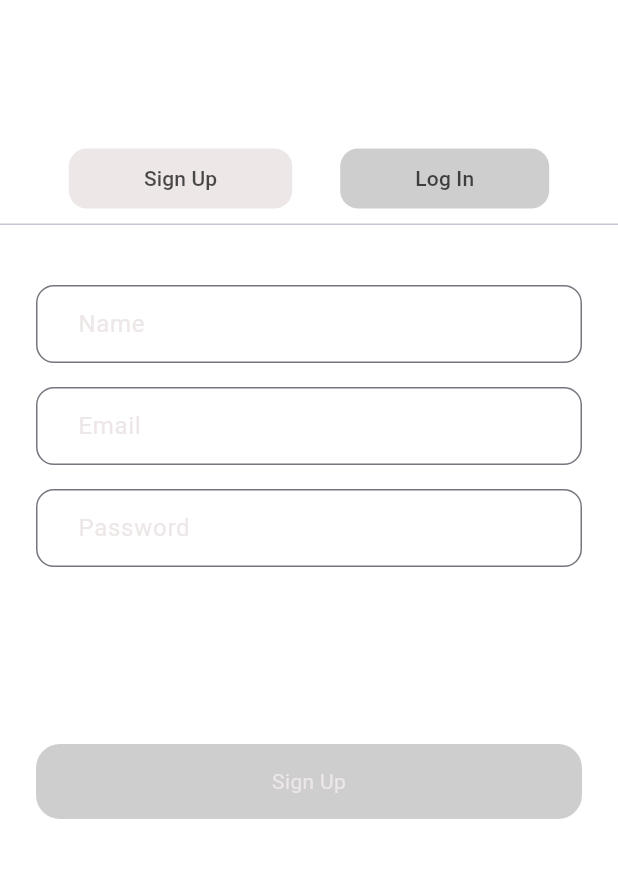
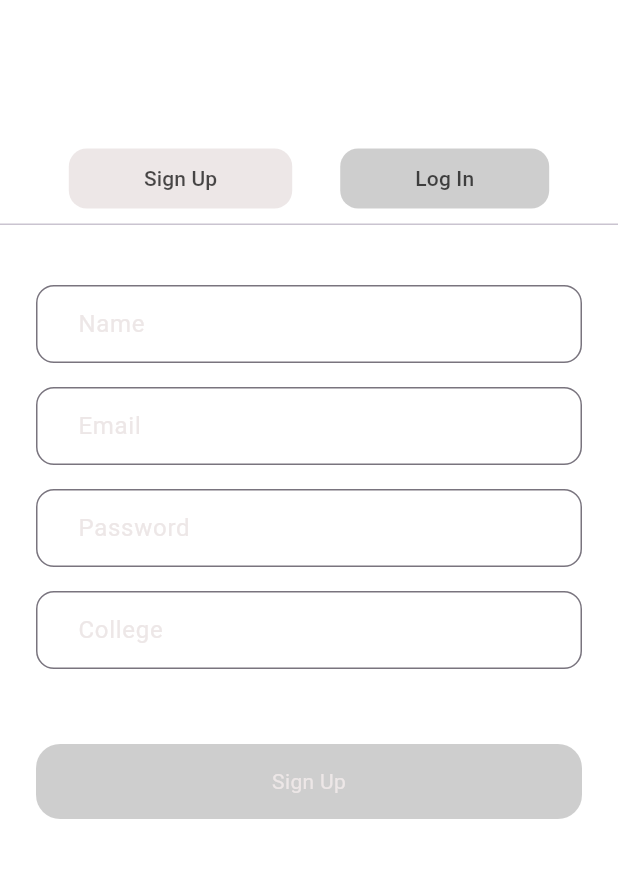
Before and after one commit to imhrsit/CritiQ-RateMyProject, a Flutter app: the AuthScreen screen opened directly, on a phone screen of 412 x 824 dp, the part 273-1151 px from its top. Run offline on Flutter 3.47's test engine with Material 3 defaults, Android fonts, the phone set to English and light mode, and no system bars; our stand-ins replace file_picker, persistent_bottom_nav_bar_v2, shared_preferences, syncfusion_flutter_gauges; accounts and stored records are empty.

Commit message:
major bug fixes and logo added

```diff
--- a/lib/models/user_model.dart
+++ b/lib/models/user_model.dart
@@ -6,13 +6,15 @@ class User {
   final String name;
   final String token;
   final String password;
+  final String college;
 
   User(
       {required this.id,
       required this.email,
       required this.name,
       required this.token,
-      required this.password});
+      required this.password,
+      required this.college});
 
   Map<String, dynamic> toMap() {
     return <String, dynamic>{
@@ -20,6 +22,7 @@ class User {
       'name': name,
       'token': token,
       'password': password,
+      'college': college,
     };
   }
 
@@ -30,6 +33,7 @@ class User {
         name: map['name'] as String,
         token: map['token'] as String,
         password: map['password'] as String,
+        college: map['college'] as String,
     );
   }
 
--- a/lib/providers/user_provider.dart
+++ b/lib/providers/user_provider.dart
@@ -7,7 +7,8 @@ class UserProvider extends ChangeNotifier {
     email: '',
     name: '',
     token: '',
-    password: '');
+    password: '',
+    college: '',);
   User get user => _user;
 
   void setUser(String user) {
--- a/lib/screens/auth/auth_screen.dart
+++ b/lib/screens/auth/auth_screen.dart
@@ -15,6 +15,7 @@ class _AuthScreenState extends State<AuthScreen> with TickerProviderStateMixin {
   TextEditingController emailController = TextEditingController();
   TextEditingController passwordController = TextEditingController();
   TextEditingController nameController = TextEditingController();
+  TextEditingController collegeController = TextEditingController();
   int activeTabIndex = 0;
 
   @override
@@ -124,7 +125,8 @@ class _AuthScreenState extends State<AuthScreen> with TickerProviderStateMixin {
                     Signup(
                         emailController: emailController,
                         passwordController: passwordController,
-                        nameController: nameController),
+                        nameController: nameController,
+                        collegeController: collegeController),
                     Login(
                         emailController: emailController,
                         passwordController: passwordController),
--- a/lib/screens/auth/signup_screen.dart
+++ b/lib/screens/auth/signup_screen.dart
@@ -9,11 +9,13 @@ class Signup extends StatefulWidget {
       {super.key,
       required this.emailController,
       required this.passwordController,
-      required this.nameController});
+      required this.nameController,
+      required this.collegeController});
 
   final TextEditingController emailController;
   final TextEditingController passwordController;
   final TextEditingController nameController;
+  final TextEditingController collegeController;
   final AuthService authService = AuthService();
 
   void signupUser(BuildContext context){
@@ -22,6 +24,7 @@ class Signup extends StatefulWidget {
       email: emailController.text,
       name: nameController.text,
       password: passwordController.text,
+      college: collegeController.text,
     );
   }
 
@@ -61,6 +64,15 @@ class _SignupState extends State<Signup> {
             keyboardType: TextInputType.visiblePassword,
             textStyle: TextStyle(color: kwhite),
           ),
+          const SizedBox(
+            height: 16,
+          ),
+          CustomTextfield(
+            controller: widget.collegeController,
+            hinttext: "College",
+            keyboardType: TextInputType.name,
+            textStyle: TextStyle(color: kwhite),
+          ),
           const Spacer(flex: 2),
           GestureDetector(
             onTap: () {
--- a/lib/screens/userProfile/comingup.dart
+++ b/lib/screens/userProfile/comingup.dart
@@ -41,7 +41,7 @@ class ComingUpScreen extends StatelessWidget {
         body: const Padding(
           padding: EdgeInsets.all(10),
           child: Text(
-            'Elevate your hackathons and competitions with Critiq`s innovative new feature! Create dedicated competitions within the app, eliminating the need for cumbersome dev folios or Google Forms. Our AI-powered evaluation system will automatically assess projects based on your custom criteria, ensuring a fair and transparent judging process. Winners will be crowned with confidence, and detailed credits will be awarded for each category, fostering healthy competition and recognizing individual achievements. Stay tuned for this game-changing update!',
+            'Elevate your hackathons and competitions with CritiQ`s innovative new feature! Create dedicated competitions within the app, eliminating the need for cumbersome devfolios or Google Form submissions. Our AI-powered evaluation system will automatically assess projects based on your custom criteria, ensuring a fair and transparent judging process. Winners will be crowned with confidence, and detailed credits will be awarded for each category, fostering healthy competition and recognizing individual achievements. Stay tuned for this game-changing update!',
             style: TextStyle(
               color: kwhite,
               fontSize: 20,
--- a/lib/screens/userProfile/privacyPolicy.dart
+++ b/lib/screens/userProfile/privacyPolicy.dart
@@ -41,7 +41,7 @@ class PrivacyPolicyScreen extends StatelessWidget {
         body: const Padding(
           padding: EdgeInsets.all(10),
           child: Text(
-            'Critiq is committed to protecting your privacy. We collect the following information: project URLs or APK files you submit for analysis. This data is used solely to power our AI analysis and is not shared with third parties for any purpose other than improving our service. We do not collect any personally identifiable information from you unless you voluntarily provide it. You have the right to request access to, correction of, or deletion of your submitted project data. Critiq will retain your data for as long as necessary to provide and improve our service, but we will delete it upon your request.',
+            'CritiQ is committed to protecting your privacy. We collect the following information: Project URLs or APK files you submit for analysis. This data is used solely to power our AI analysis and is not shared with third parties for any purpose other than improving our service. We do not collect any personally identifiable information from you unless you voluntarily provide it. You have the right to request access to, correction of, or deletion of your submitted project data. CritiQ will retain your data for as long as necessary to provide and improve our service, but we will delete it upon your request.',
             style: TextStyle(
               color: kwhite,
               fontSize: 20,
--- a/lib/screens/userProfile/termsCond.dart
+++ b/lib/screens/userProfile/termsCond.dart
@@ -41,7 +41,7 @@ class TermsConditionScreen extends StatelessWidget {
         body: const Padding(
           padding: EdgeInsets.all(10),
           child: Text(
-            'By using Critiq, you agree to the following terms: Critiq is an AI-powered app that analyzes projects submitted via URL or APK and provides automated ratings and reviews. Critiq does not guarantee the accuracy or completeness of its AI-generated assessments, which are for informational purposes only and should not be considered professional advice. You are solely responsible for the content you submit and its compliance with all applicable laws and regulations. Critiq reserves the right to modify or discontinue the service at any time without notice. Your use of Critiq constitutes acceptance of these terms and conditions.',
+            'By using CritiQ, you agree to the following terms: CritiQ is an AI-powered app that analyzes projects submitted via URL or APK and provides automated ratings and reviews. CritiQ does not guarantee the accuracy or completeness of its AI-generated assessments, which are for informational purposes only and should not be considered professional advice. You are solely responsible for the content you submit and its compliance with all applicable laws and regulations. CritiQ reserves the right to modify or discontinue the service at any time without notice. Your use of CritiQ constitutes acceptance of these terms and conditions.',
             style: TextStyle(
               color: kwhite,
               fontSize: 20,
--- a/lib/screens/userProfile/userprofile_screen.dart
+++ b/lib/screens/userProfile/userprofile_screen.dart
@@ -67,7 +67,7 @@ class UserProfileScreen extends StatelessWidget {
                 ),
                 SizedBox(height: height*0.003),
                 Text(
-                  user.email,
+                  user.college,
                   style: const TextStyle(
                     color: kwhite,
                     fontSize: 18,
--- a/lib/services/auth_services.dart
+++ b/lib/services/auth_services.dart
@@ -18,6 +18,8 @@ class AuthService{
     required String email,
     required String name,
     required String password,
+    required String college,
+
   }) async {
     try {
       User user = User(
@@ -26,6 +28,7 @@ class AuthService{
         name: name,
         token: '',
         password: password,
+        college: college,
       );
 
       http.Response response = await http.post(
@@ -117,10 +120,10 @@ class AuthService{
 
   void signOutUser(BuildContext context) async {
     try {
-      final navigator = Navigator.of(context);
+      final navigator = Navigator.of(context, rootNavigator: true);
       SharedPreferences prefs = await SharedPreferences.getInstance();
       prefs.setString('x-auth-token', '');
-      navigator.pushAndRemoveUntil(MaterialPageRoute(builder: (context) => const AuthScreen()), (route) => false);
+      navigator.pushAndRemoveUntil(MaterialPageRoute(builder: (context) => const AuthScreen()), (Route<dynamic> route) => false);
     } catch (e) {
       showSnackbar(context, e.toString());
     }
```
Also changed, not shown: lib/screens/home/home_screen.dart (+14 -17 lines), 39 other files.
